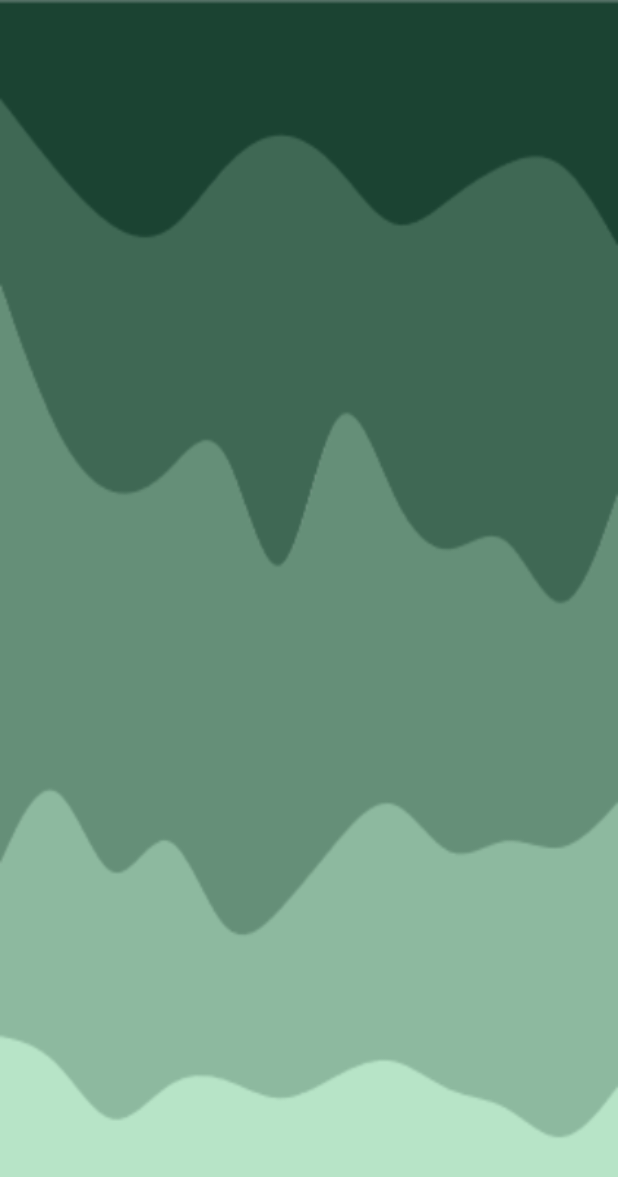
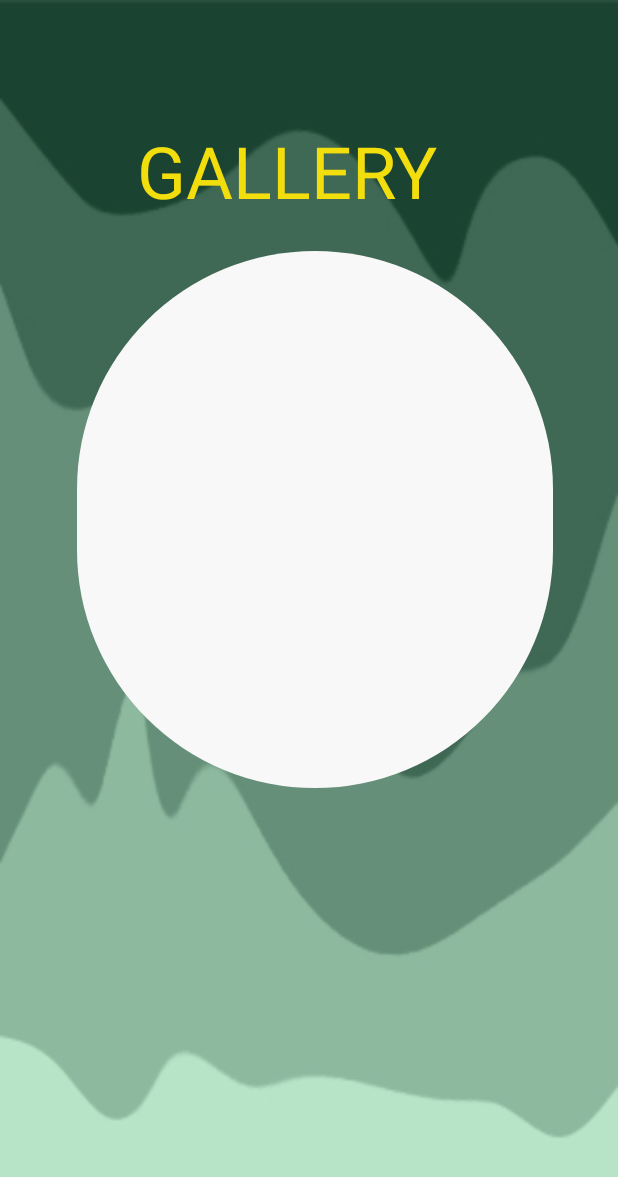
Before and after one commit to PTFinalProject/solitude, an Android app: the memes screen opened directly, with no data from a screen before it, on a phone screen of 412 x 824 dp. Shown: the top 1177 px of the screen. Run offline under Robolectric (Android 15) with nearby library versions, the phone set to English and light mode, and no system bars.

Commit message:
finished layout of end page, added scroll view and linear layout for memes page, added new images to drawable to be used in memes page

```diff
--- a/app/src/main/res/layout/activity_memes.xml
+++ b/app/src/main/res/layout/activity_memes.xml
@@ -4,5 +4,50 @@
     xmlns:tools="http://schemas.android.com/tools"
     android:layout_width="match_parent"
     android:layout_height="match_parent"
-    tools:context=".memes"
-    android:background="@drawable/tranquilitybg"/>
+    android:background="@drawable/bg2"
+    tools:context=".memes">
+
+    <ScrollView
+        android:id="@+id/ScrollView"
+        android:layout_width="0dp"
+        android:layout_height="0dp"
+        android:layout_marginStart="1dp"
+        android:layout_marginTop="1dp"
+        android:layout_marginEnd="1dp"
+        android:layout_marginBottom="1dp"
+        app:layout_constraintBottom_toBottomOf="parent"
+        app:layout_constraintEnd_toEndOf="parent"
+        app:layout_constraintHorizontal_bias="0.0"
+        app:layout_constraintStart_toStartOf="parent"
+        app:layout_constraintTop_toTopOf="parent"
+        app:layout_constraintVertical_bias="1.0">
+
+        <LinearLayout
+            android:layout_width="match_parent"
+            android:layout_height="wrap_content"
+            android:orientation="vertical">
+
+            <TextView
+                android:id="@+id/textView4"
+                android:layout_width="wrap_content"
+                android:layout_height="76dp"
+                android:layout_marginLeft="90dp"
+                android:layout_marginRight="60dp"
+                android:layout_marginTop="80dp"
+                android:text="GALLERY"
+                android:textColor="#F3DE0D"
+                android:textSize="48sp" />
+            <ImageView
+                android:id="@+id/imageView2"
+                android:layout_width="317dp"
+                android:layout_height="358dp"
+                android:layout_marginLeft="50dp"
+                android:layout_marginTop="10dp"
+                app:srcCompat="@drawable/circle_shape_button" />
+
+
+        </LinearLayout>
+
+
+    </ScrollView>
+</androidx.constraintlayout.widget.ConstraintLayout>
```
Also changed, not shown: app/src/main/res/layout/activity_end.xml (+16 -7 lines), app/src/main/res/layout/activity_stretching1.xml (+2 -5 lines), app/src/main/res/drawable/meme_1.jpg (added), app/src/main/res/drawable/meme_10.jpg (added), app/src/main/res/drawable/meme_2.jpg (added), app/src/main/res/drawable/meme_3.jpg (added), app/src/main/res/drawable/meme_4.jpg (added), app/src/main/res/drawable/meme_5.png (added), app/src/main/res/drawable/meme_6.jpg (added), app/src/main/res/drawable/meme_7.jpg (added), app/src/main/res/drawable/meme_8.jpg (added), app/src/main/res/drawable/meme_9.jpg (added), 1 other file.
